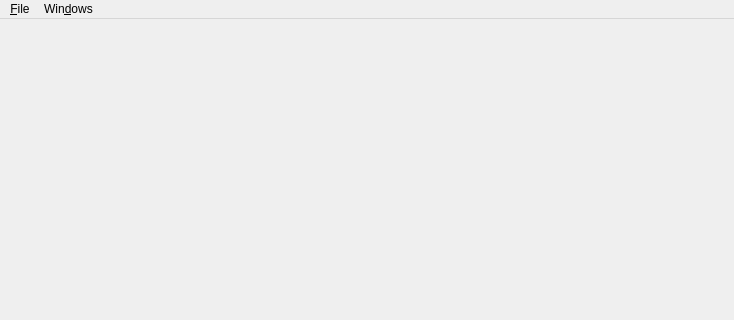
Old version of the form playground/ui/mainwindow.ui in the repository cyberegoorg/cetech; both pictures show x 0 to 734 and y 0 to 320 of the 734 by 571 pixel window.
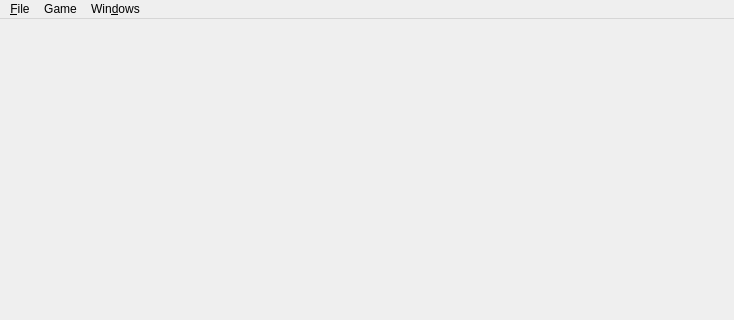
New version of the form.

Commit message: add base port cvar, add 'game->run standalone' menu entry to playground

```diff
--- a/playground/ui/mainwindow.ui
+++ b/playground/ui/mainwindow.ui
@@ -25,7 +25,7 @@
      <x>0</x>
      <y>0</y>
      <width>734</width>
-     <height>27</height>
+     <height>21</height>
     </rect>
    </property>
    <widget class="QMenu" name="menu_File">
@@ -47,7 +47,14 @@
     </widget>
     <addaction name="menuDebug"/>
    </widget>
+   <widget class="QMenu" name="menuGame">
+    <property name="title">
+     <string>Game</string>
+    </property>
+    <addaction name="actionRun_standalone"/>
+   </widget>
    <addaction name="menu_File"/>
+   <addaction name="menuGame"/>
    <addaction name="menuTools"/>
   </widget>
   <widget class="QStatusBar" name="statusbar"/>
```
Left out of the diff: 22 changed lines with no effect on the pictures. The commit also changes 7 other files.
